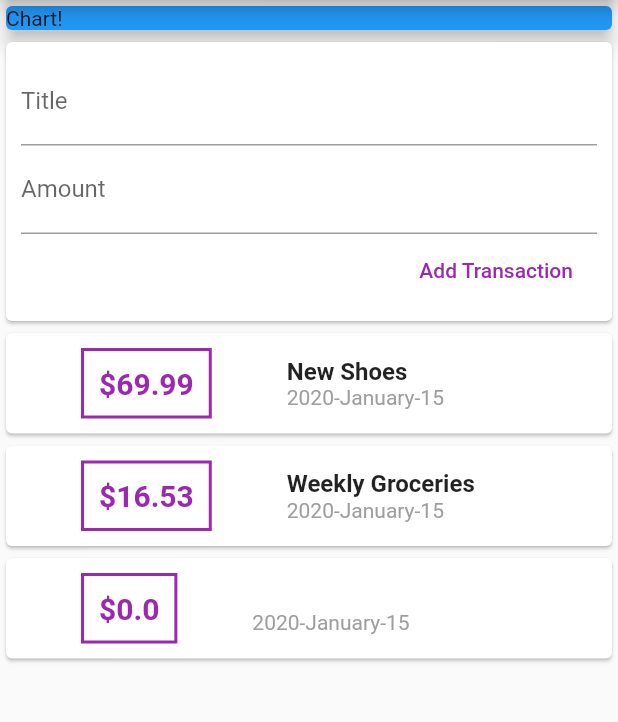
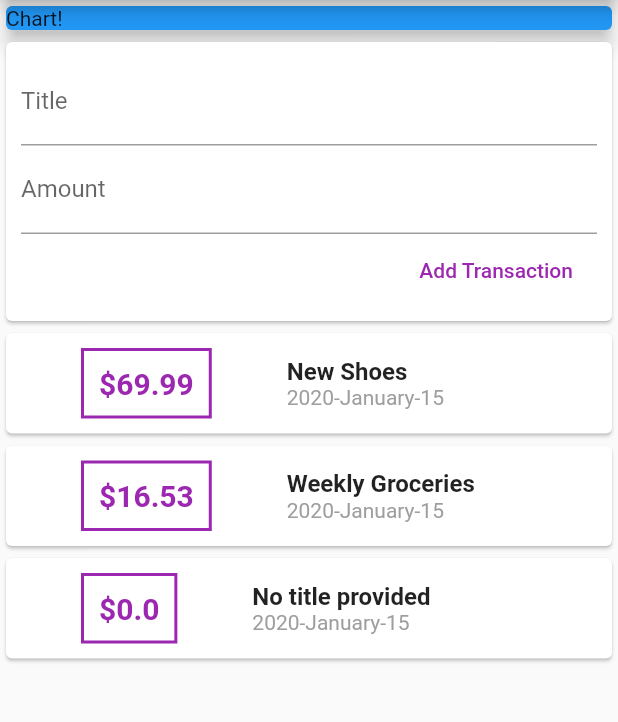
Before and after one commit to ituxka/personal_expenses, a Flutter app: the screen it shows after launch, after a tap on "Add Transaction", on a phone screen of 412 x 824 dp, the part 84-806 px from its top. Run offline on Flutter 3.47's test engine with Material 2 defaults, Android fonts, the phone set to English and light mode, and no system bars; our stand-ins replace date_format.

Commit message:
fix: process empty title string

```diff
--- a/lib/widgets/transactions/user_transactions.dart
+++ b/lib/widgets/transactions/user_transactions.dart
@@ -26,10 +26,14 @@ class _UserTransactionsState extends State<UserTransactions> {
     ),
   ];
 
+  String _processTitle(String title) {
+    return title.length > 0 ? title : 'No title provided';
+  }
+
   void _addNewTransaction(String title, double amount) {
     final newTx = Transaction(
       id: DateTime.now().toString(),
-      title: title,
+      title: _processTitle(title),
       amount: amount,
       date: DateTime.now(),
     );
```
